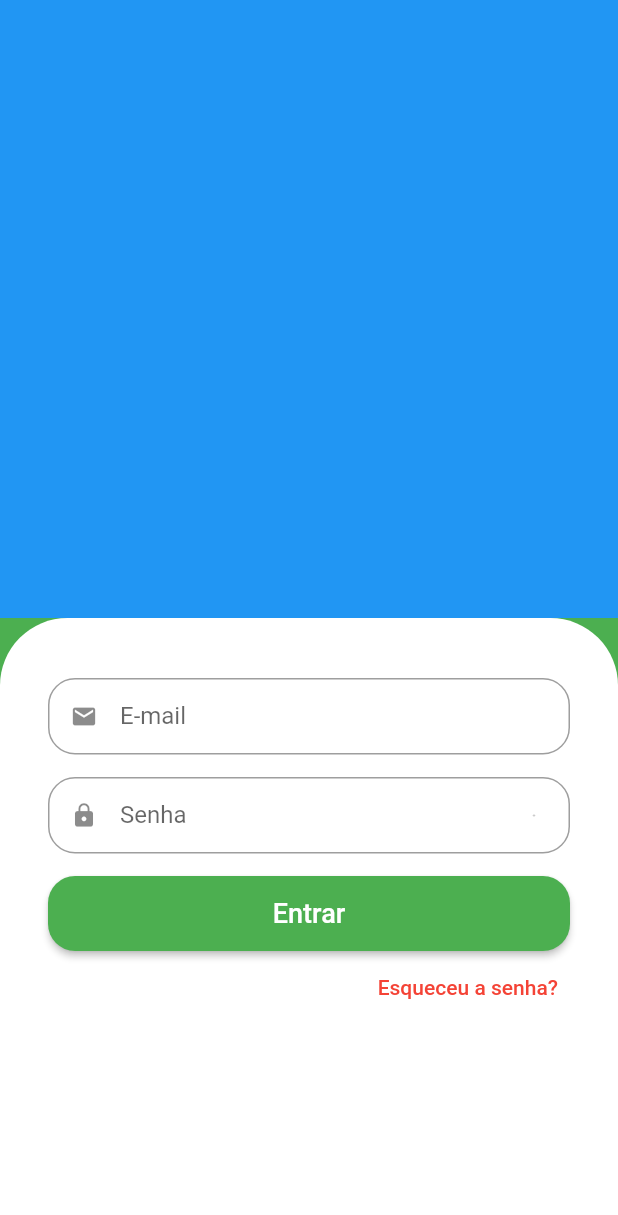
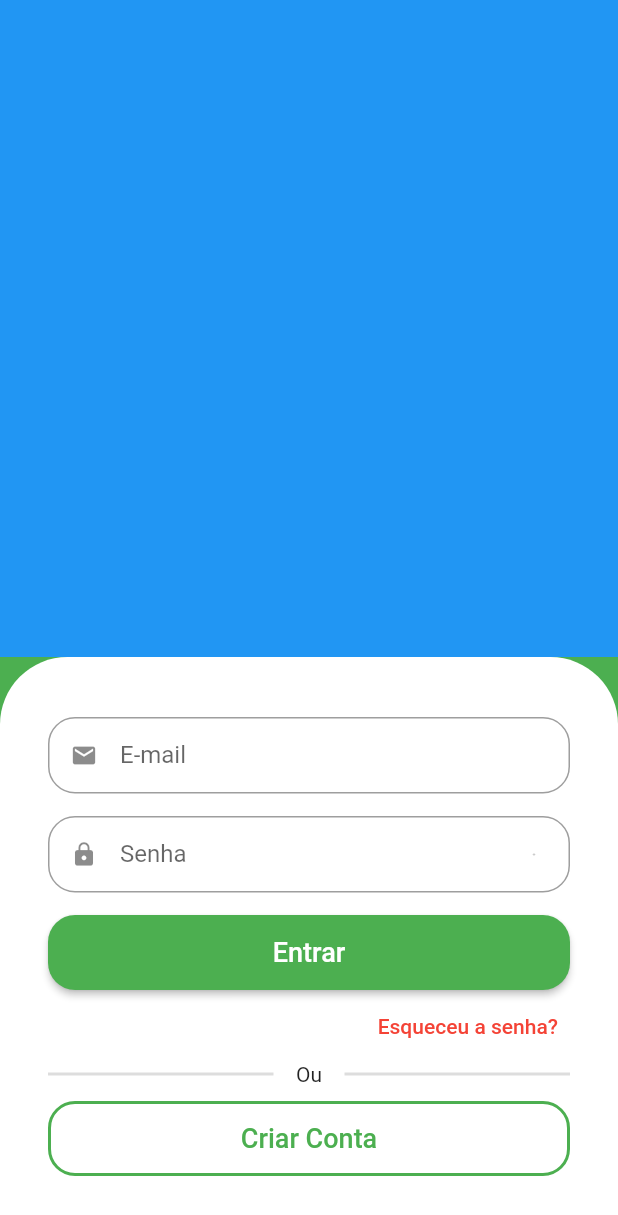
Before and after one commit to soapmactavish23/greengroccer, a Flutter app: the screen it shows after launch, on a phone screen of 412 x 824 dp. Shown: the top 1215 px of the screen. Run offline on Flutter 3.47's test engine with Material 2 defaults, Android fonts, the phone set to English and light mode, and no system bars.

Commit message:
Criando botão de cadastro e estruturando sem Expanded

```diff
--- a/lib/src/auth/sign_in_screen.dart
+++ b/lib/src/auth/sign_in_screen.dart
@@ -14,8 +14,7 @@ class SignInScreen extends StatelessWidget {
             color: Colors.blue,
           ),
         ),
-        Expanded(
-          child: Container(
+        Container(
           padding: const EdgeInsets.symmetric(horizontal: 32, vertical: 40),
           decoration: const BoxDecoration(
             color: Colors.white,
@@ -58,8 +57,49 @@ class SignInScreen extends StatelessWidget {
                   ),
                 ),
               ),
+              Padding(
+                padding: const EdgeInsets.only(bottom: 10),
+                child: Row(
+                  children: [
+                    Expanded(
+                      child: Divider(
+                        color: Colors.grey.withAlpha(90),
+                        thickness: 2,
+                      ),
+                    ),
+                    const Padding(
+                      padding: EdgeInsets.symmetric(horizontal: 15),
+                      child: Text("Ou"),
+                    ),
+                    Expanded(
+                      child: Divider(
+                        color: Colors.grey.withAlpha(90),
+                        thickness: 2,
+                      ),
+                    ),
                   ],
                 ),
+              ),
+              SizedBox(
+                height: 50,
+                child: OutlinedButton(
+                  style: OutlinedButton.styleFrom(
+                    shape: RoundedRectangleBorder(
+                      borderRadius: BorderRadius.circular(18),
+                    ),
+                    side: const BorderSide(
+                      width: 2,
+                      color: Colors.green,
+                    ),
+                  ),
+                  onPressed: () {},
+                  child: const Text(
+                    "Criar Conta",
+                    style: TextStyle(fontSize: 18),
+                  ),
+                ),
+              ),
+            ],
           ),
         ),
       ]),
```
Lines whose indentation alone changed are shown as unchanged.
